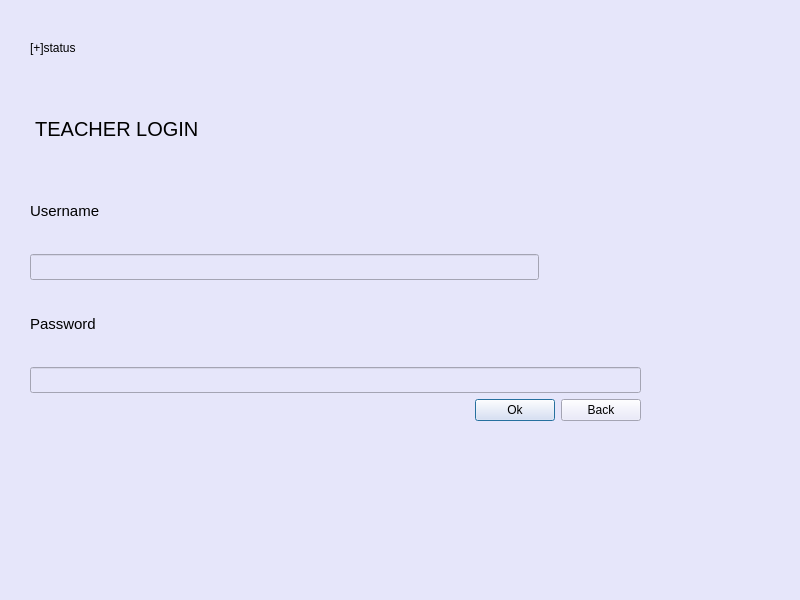
Qt form secondialogbox/teacherwindow1.ui (SijanBhandari17/IAMS) before a commit.
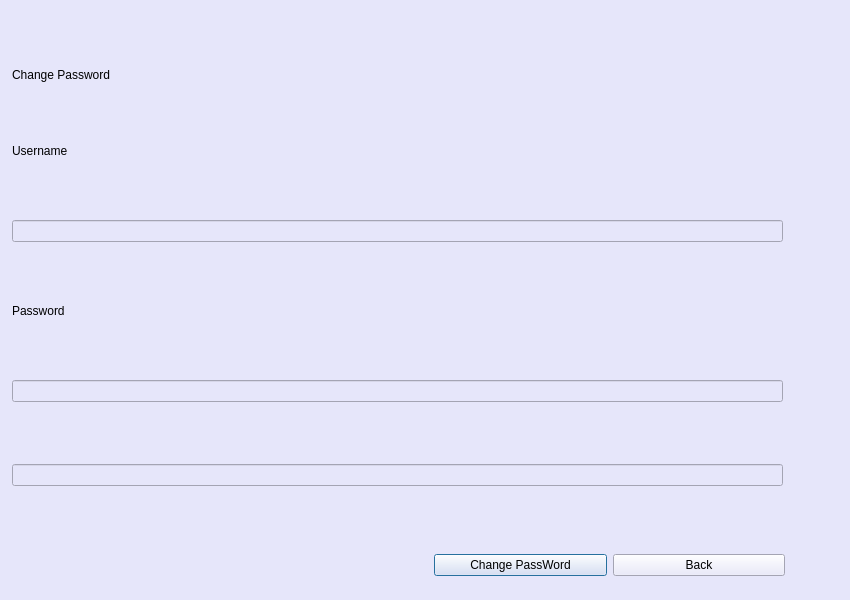
The same form after that commit.

Commit message: Added password change feature for students and teachers

The edit to the form file:
```diff
--- a/secondialogbox/teacherwindow1.ui
+++ b/secondialogbox/teacherwindow1.ui
@@ -6,7 +6,7 @@
    <rect>
     <x>0</x>
     <y>0</y>
-    <width>800</width>
+    <width>850</width>
     <height>600</height>
    </rect>
   </property>
@@ -17,13 +17,135 @@
    <string notr="true">background-color: rgb(230, 230, 250);
 color: black</string>
   </property>
+  <widget class="QStackedWidget" name="stackedWidget">
+   <property name="enabled">
+    <bool>true</bool>
+   </property>
+   <property name="geometry">
+    <rect>
+     <x>0</x>
+     <y>0</y>
+     <width>800</width>
+     <height>600</height>
+    </rect>
+   </property>
+   <property name="styleSheet">
+    <string notr="true">background-color: rgb(230, 230, 250);
+color: black</string>
+   </property>
+   <property name="currentIndex">
+    <number>0</number>
+   </property>
+   <widget class="QWidget" name="passwordPage">
+    <widget class="QWidget" name="">
+     <property name="geometry">
+      <rect>
+       <x>434</x>
+       <y>550</y>
+       <width>351</width>
+       <height>31</height>
+      </rect>
+     </property>
+     <layout class="QHBoxLayout" name="horizontalLayout_2">
+      <item>
+       <widget class="QPushButton" name="changePassword">
+        <property name="text">
+         <string>Change PassWord</string>
+        </property>
+       </widget>
+      </item>
+      <item>
+       <widget class="QPushButton" name="backButton">
+        <property name="text">
+         <string>Back</string>
+        </property>
+       </widget>
+      </item>
+     </layout>
+    </widget>
+    <widget class="QWidget" name="">
+     <property name="geometry">
+      <rect>
+       <x>12</x>
+       <y>12</y>
+       <width>771</width>
+       <height>531</height>
+      </rect>
+     </property>
+     <layout class="QVBoxLayout" name="verticalLayout_2">
+      <item>
+       <widget class="QLabel" name="label">
+        <property name="sizePolicy">
+         <sizepolicy hsizetype="Fixed" vsizetype="Fixed">
+          <horstretch>0</horstretch>
+          <verstretch>0</verstretch>
+         </sizepolicy>
+        </property>
+        <property name="styleSheet">
+         <string notr="true">font: 18pt &quot;Segoe UI&quot;;</string>
+        </property>
+        <property name="text">
+         <string>Change Password</string>
+        </property>
+       </widget>
+      </item>
+      <item>
+       <widget class="QLabel" name="label_2">
+        <property name="sizePolicy">
+         <sizepolicy hsizetype="Fixed" vsizetype="Fixed">
+          <horstretch>0</horstretch>
+          <verstretch>0</verstretch>
+         </sizepolicy>
+        </property>
+        <property name="styleSheet">
+         <string notr="true">font: 11pt &quot;Segoe UI&quot;;</string>
+        </property>
+        <property name="text">
+         <string>Username</string>
+        </property>
+       </widget>
+      </item>
+      <item>
+       <widget class="QLineEdit" name="userEdit2"/>
+      </item>
+      <item>
+       <widget class="QLabel" name="label_3">
+        <property name="sizePolicy">
+         <sizepolicy hsizetype="Fixed" vsizetype="Fixed">
+          <horstretch>0</horstretch>
+          <verstretch>0</verstretch>
+         </sizepolicy>
+        </property>
+        <property name="text">
+         <string>Password</string>
+        </property>
+       </widget>
+      </item>
+      <item>
+       <widget class="QLineEdit" name="passwordEdit3">
+        <property name="echoMode">
+         <enum>QLineEdit::Password</enum>
+        </property>
+       </widget>
+      </item>
+      <item>
+       <widget class="QLineEdit" name="passwordEdit2">
+        <property name="echoMode">
+         <enum>QLineEdit::Password</enum>
+        </property>
+       </widget>
+      </item>
+     </layout>
+    </widget>
+   </widget>
+   <widget class="QWidget" name="mainPage">
   <widget class="QWidget" name="layoutWidget">
    <property name="geometry">
     <rect>
-     <x>30</x>
-     <y>10</y>
-     <width>611</width>
-     <height>411</height>
+       <x>10</x>
+       <y>20</y>
+       <width>771</width>
+       <height>571</height>
     </rect>
    </property>
    <layout class="QVBoxLayout" name="verticalLayout">
@@ -35,7 +157,7 @@
      </widget>
     </item>
     <item>
-     <widget class="QLabel" name="label">
+       <widget class="QLabel" name="displayLabel">
       <property name="styleSheet">
        <string notr="true">QLabel{
 font-size:20px;
@@ -48,7 +170,7 @@
      </widget>
     </item>
     <item>
-     <widget class="QLabel" name="label_2">
+       <widget class="QLabel" name="userLabel">
       <property name="styleSheet">
        <string notr="true">QLabel{
 font-size:15px
@@ -61,6 +183,12 @@
     </item>
     <item>
      <widget class="QLineEdit" name="userEdit">
+        <property name="sizePolicy">
+         <sizepolicy hsizetype="Fixed" vsizetype="Fixed">
+          <horstretch>0</horstretch>
+          <verstretch>0</verstretch>
+         </sizepolicy>
+        </property>
       <property name="maximumSize">
        <size>
         <width>509</width>
@@ -84,7 +212,7 @@
      </widget>
     </item>
     <item>
-     <widget class="QLabel" name="label_3">
+       <widget class="QLabel" name="passwordLabel">
       <property name="styleSheet">
        <string notr="true">QLabel{
 font-size: 15px;
@@ -97,6 +225,12 @@
     </item>
     <item>
      <widget class="QLineEdit" name="passwordEdit">
+        <property name="sizePolicy">
+         <sizepolicy hsizetype="Preferred" vsizetype="Fixed">
+          <horstretch>0</horstretch>
+          <verstretch>0</verstretch>
+         </sizepolicy>
+        </property>
       <property name="styleSheet">
        <string notr="true">QLineEdit{
 font-size:15px;
@@ -139,6 +273,8 @@
      </layout>
     </item>
    </layout>
+    </widget>
+   </widget>
   </widget>
  </widget>
  <resources/>
```
Left out of the diff: 9 changed lines with no effect on the pictures. Lines whose indentation alone changed are shown as unchanged. The commit also changes 10 other files.
